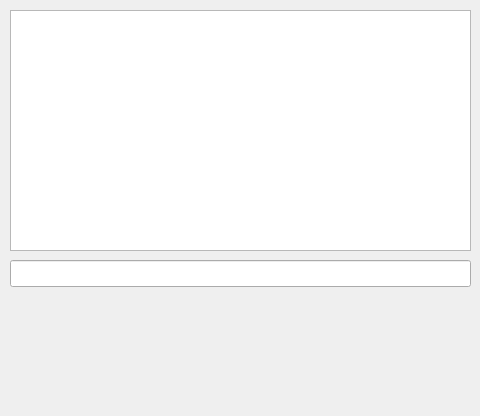
The window that phoneClient/mainwindow.ui (via/hw7) describes before a commit, drawn with Qt 5.
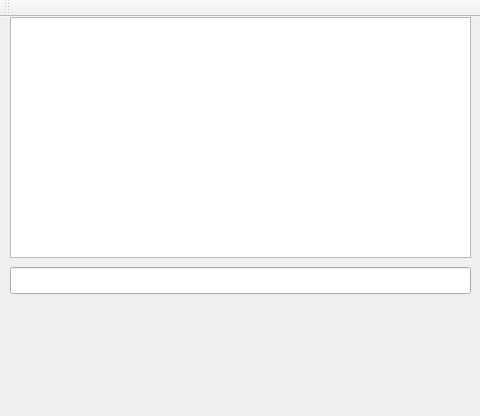
The same window after the commit.

Diff of the .ui file:
```diff
--- a/phoneClient/mainwindow.ui
+++ b/phoneClient/mainwindow.ui
@@ -30,7 +30,7 @@
     <property name="geometry">
      <rect>
       <x>10</x>
-      <y>10</y>
+      <y>0</y>
       <width>461</width>
       <height>241</height>
      </rect>
@@ -40,7 +40,7 @@
     <property name="geometry">
      <rect>
       <x>10</x>
-      <y>260</y>
+      <y>250</y>
       <width>461</width>
       <height>27</height>
      </rect>
@@ -57,6 +57,17 @@
     </rect>
    </property>
   </widget>
+  <widget class="QToolBar" name="toolBar">
+   <property name="windowTitle">
+    <string>toolBar</string>
+   </property>
+   <attribute name="toolBarArea">
+    <enum>TopToolBarArea</enum>
+   </attribute>
+   <attribute name="toolBarBreak">
+    <bool>false</bool>
+   </attribute>
+  </widget>
  </widget>
  <layoutdefault spacing="6" margin="11"/>
  <resources/>
```
Left out of the diff: 19 changed lines with no effect on the pictures.
